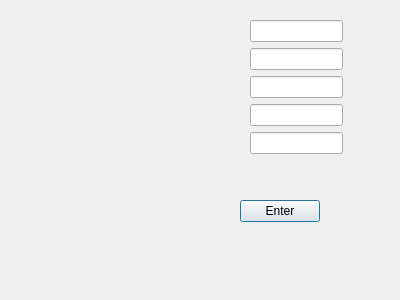
Qt form qt_lesson_1/Creater/createelementdialog.ui (AliakseiKlmuk/MD35-25) before a commit.
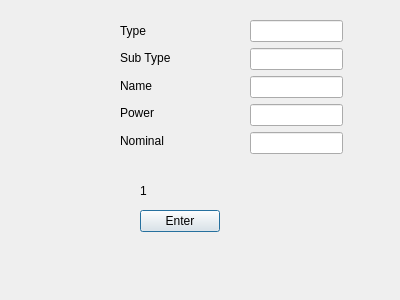
The same form after that commit.

The edit to the form file:
```diff
--- a/qt_lesson_1/Creater/createelementdialog.ui
+++ b/qt_lesson_1/Creater/createelementdialog.ui
@@ -16,8 +16,8 @@
   <widget class="QPushButton" name="buttonAccept">
    <property name="geometry">
     <rect>
-     <x>240</x>
-     <y>200</y>
+     <x>140</x>
+     <y>210</y>
      <width>80</width>
      <height>22</height>
     </rect>
@@ -53,6 +53,66 @@
     </item>
    </layout>
   </widget>
+  <widget class="QLabel" name="statusLabel">
+   <property name="geometry">
+    <rect>
+     <x>140</x>
+     <y>180</y>
+     <width>221</width>
+     <height>21</height>
+    </rect>
+   </property>
+   <property name="text">
+    <string>1</string>
+   </property>
+  </widget>
+  <widget class="QWidget" name="">
+   <property name="geometry">
+    <rect>
+     <x>120</x>
+     <y>20</y>
+     <width>111</width>
+     <height>131</height>
+    </rect>
+   </property>
+   <layout class="QVBoxLayout" name="verticalLayout_2">
+    <item>
+     <widget class="QLabel" name="label">
+      <property name="text">
+       <string>Type</string>
+      </property>
+     </widget>
+    </item>
+    <item>
+     <widget class="QLabel" name="label_2">
+      <property name="text">
+       <string>Sub Type</string>
+      </property>
+     </widget>
+    </item>
+    <item>
+     <widget class="QLabel" name="label_3">
+      <property name="text">
+       <string>Name</string>
+      </property>
+     </widget>
+    </item>
+    <item>
+     <widget class="QLabel" name="label_4">
+      <property name="text">
+       <string>Power</string>
+      </property>
+     </widget>
+    </item>
+    <item>
+     <widget class="QLabel" name="label_5">
+      <property name="text">
+       <string>Nominal</string>
+      </property>
+     </widget>
+    </item>
+   </layout>
+  </widget>
  </widget>
  <resources/>
  <connections/>
```
Left out of the diff: 2 changed lines with no effect on the pictures.
